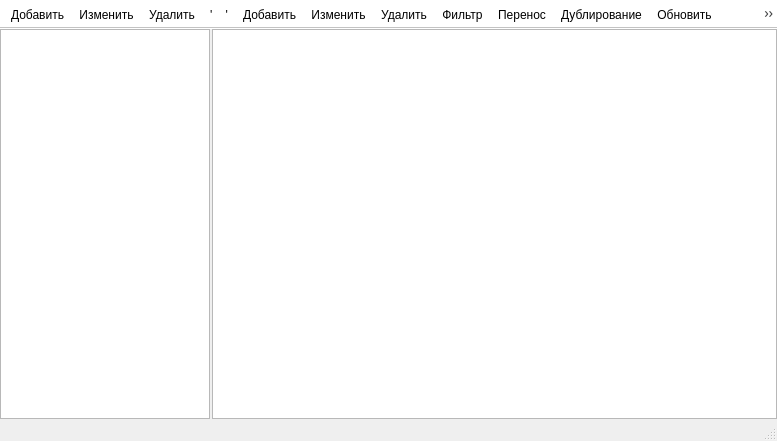
Above: ui/templates ui/tree.ui from Meller008/CRM-Avi before the change. Below: the same form after it.
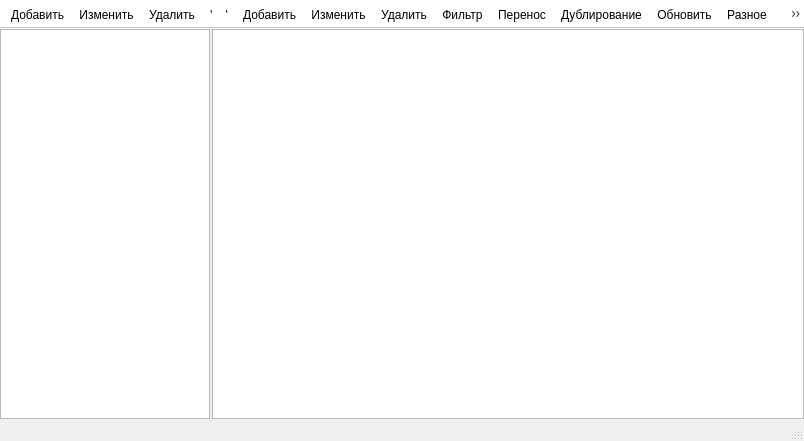
That is the form after the change.

Patch:
```diff
--- a/ui/templates ui/tree.ui
+++ b/ui/templates ui/tree.ui
@@ -6,7 +6,7 @@
    <rect>
     <x>0</x>
     <y>0</y>
-    <width>777</width>
+    <width>804</width>
     <height>441</height>
    </rect>
   </property>
@@ -152,6 +152,7 @@
    <addaction name="pb_table_double"/>
    <addaction name="pb_table_update"/>
    <addaction name="pb_other"/>
+   <addaction name="pb_export"/>
   </widget>
   <action name="pb_tree_add">
    <property name="text">
@@ -213,6 +214,11 @@
     <string>Разное</string>
    </property>
   </action>
+  <action name="pb_export">
+   <property name="text">
+    <string>Экспорт</string>
+   </property>
+  </action>
  </widget>
  <resources/>
  <connections>
```
Left out of the diff: 17 changed lines with no effect on the pictures.
